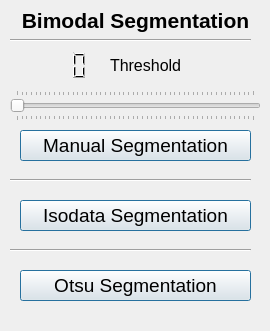
The window that GUI/thresholdqwidget.ui (JianchengZh/learning-image-processing) describes before a commit, drawn with Qt 5.
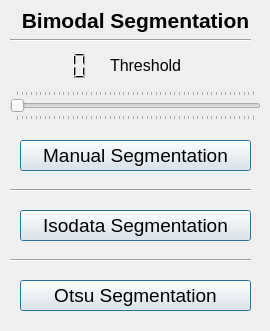
The same window after the commit.

```diff
--- a/GUI/thresholdqwidget.ui
+++ b/GUI/thresholdqwidget.ui
@@ -70,7 +70,7 @@
    <property name="geometry">
     <rect>
      <x>20</x>
-     <y>130</y>
+     <y>140</y>
      <width>231</width>
      <height>31</height>
     </rect>
@@ -138,7 +138,7 @@
    <property name="geometry">
     <rect>
      <x>20</x>
-     <y>200</y>
+     <y>210</y>
      <width>231</width>
      <height>31</height>
     </rect>
@@ -159,7 +159,7 @@
    <property name="geometry">
     <rect>
      <x>20</x>
-     <y>270</y>
+     <y>280</y>
      <width>231</width>
      <height>31</height>
     </rect>
@@ -180,7 +180,7 @@
    <property name="geometry">
     <rect>
      <x>10</x>
-     <y>170</y>
+     <y>180</y>
      <width>241</width>
      <height>20</height>
     </rect>
@@ -193,7 +193,7 @@
    <property name="geometry">
     <rect>
      <x>10</x>
-     <y>240</y>
+     <y>250</y>
      <width>241</width>
      <height>20</height>
     </rect>
```
Left out of the diff: 2 changed lines with no effect on the pictures.
